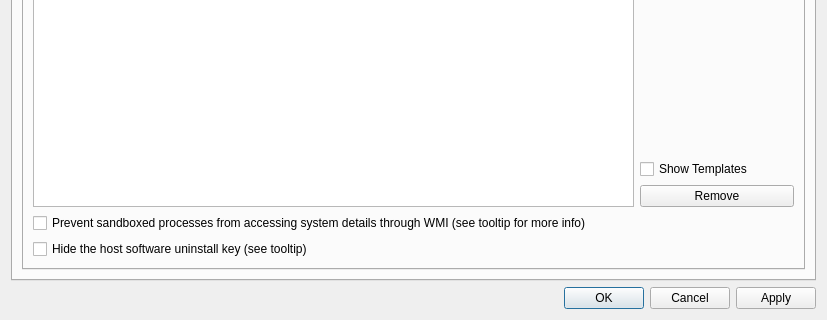
The window that SandboxiePlus/SandMan/Forms/OptionsWindow.ui (sandboxie-plus/Sandboxie) describes before a commit, drawn with Qt 5; both pictures show x 0 to 827 and y 235 to 555 of the 827 by 555 pixel window.
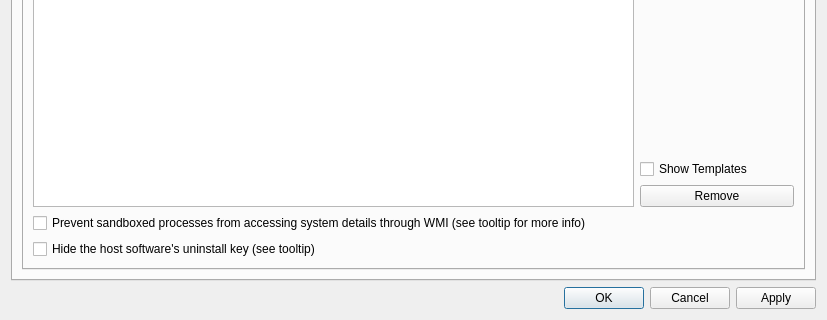
The same window after the commit.

Patch:
```diff
--- a/SandboxiePlus/SandMan/Forms/OptionsWindow.ui
+++ b/SandboxiePlus/SandMan/Forms/OptionsWindow.ui
@@ -4995,7 +4995,7 @@
                 <string>This option hides the registry path *\Software*\Microsoft\Windows\CurrentVersion\Uninstall\*, allowing software installed on the host to be reinstalled in the sandbox. However, it does not hide software-specific files and folders. If the installer still encounters issues, you will need to define custom WriteFilePath entries to hide the relevant files on disk.</string>
                </property>
                <property name="text">
-                <string>Hide the host software uninstall key (see tooltip)</string>
+                <string>Hide the host software's uninstall key (see tooltip)</string>
                </property>
               </widget>
              </item>
```
